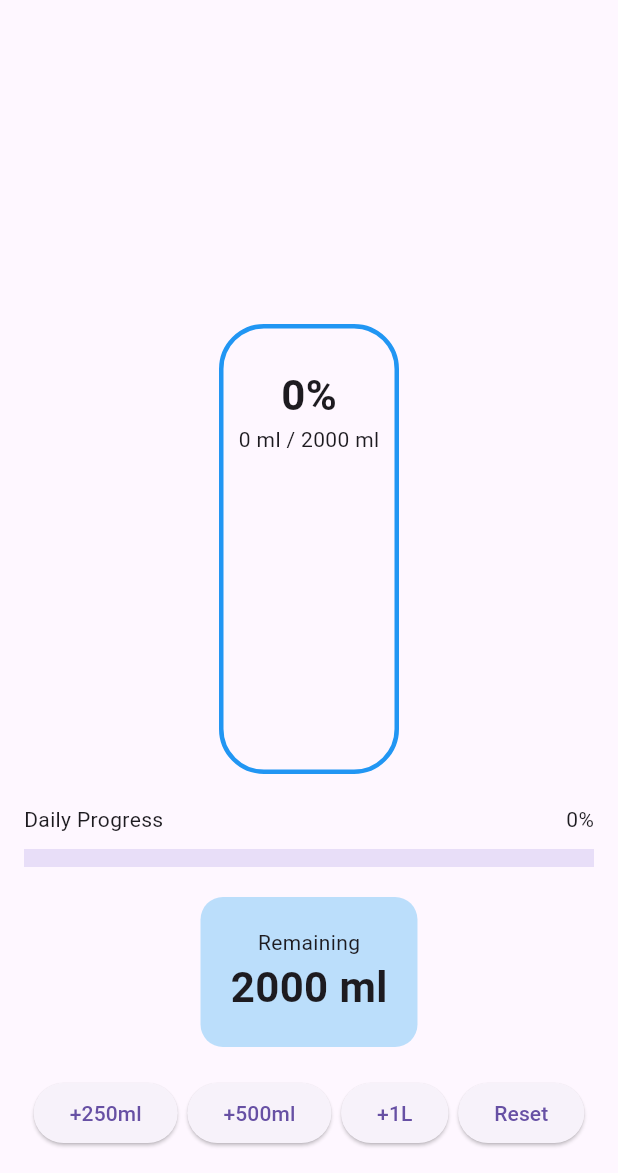
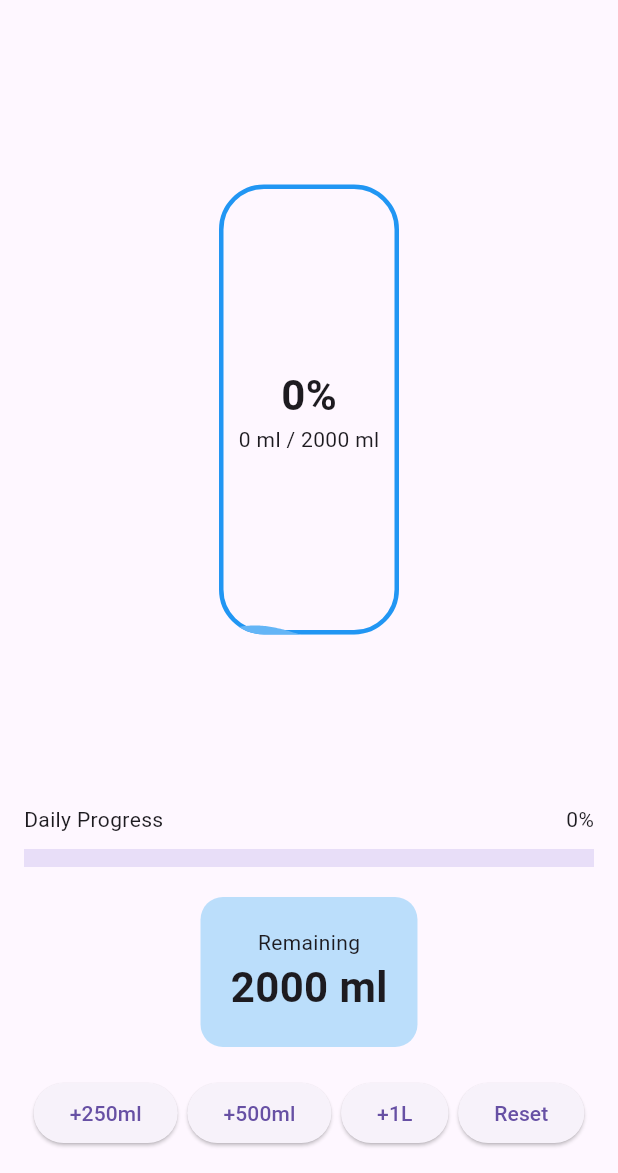
Before and after one commit to yxshxsmv/Daily-Hydration-tracker, a Flutter app: the screen it shows after launch, after a tap on "2000 ml", on a phone screen of 412 x 824 dp, the part 63-1236 px from its top. Run offline on Flutter 3.47's test engine with Material 3 defaults, Android fonts, the phone set to English and light mode, and no system bars; our stand-ins replace shared_preferences.

Commit message:
Added water animation for filling bottle

```diff
--- a/lib/screens/home_screen.dart
+++ b/lib/screens/home_screen.dart
@@ -1,5 +1,4 @@
 import 'package:shared_preferences/shared_preferences.dart';
-import 'package:liquid_progress_indicator/liquid_progress_indicator.dart';
 import 'package:flutter/material.dart';
 import '../widgets/bottle_widget.dart';
 
--- a/lib/widgets/bottle_widget.dart
+++ b/lib/widgets/bottle_widget.dart
@@ -1,6 +1,7 @@
 import 'package:flutter/material.dart';
+import 'dart:math';
 
-class BottleWidget extends StatelessWidget {
+class BottleWidget extends StatefulWidget {
   final double progress;
   final int consumed;
   final int goal;
@@ -13,10 +14,51 @@ class BottleWidget extends StatelessWidget {
   });
 
   @override
+  State<BottleWidget> createState() => _BottleWidgetState();
+}
+
+class _BottleWidgetState extends State<BottleWidget>
+    with SingleTickerProviderStateMixin {
+
+  late AnimationController waveController;
+
+  double animatedProgress = 0;
+
+  @override
+  void initState() {
+    super.initState();
+
+    waveController = AnimationController(
+      vsync: this,
+      duration: const Duration(seconds: 2),
+    )..repeat();
+
+    animatedProgress = widget.progress;
+  }
+
+  @override
+  void didUpdateWidget(covariant BottleWidget oldWidget) {
+    super.didUpdateWidget(oldWidget);
+
+    if (oldWidget.progress != widget.progress) {
+      setState(() {
+        animatedProgress = widget.progress;
+      });
+    }
+  }
+
+  @override
+  void dispose() {
+    waveController.dispose();
+    super.dispose();
+  }
+
+  @override
   Widget build(BuildContext context) {
+
     return Center(
       child: Stack(
-        alignment: Alignment.bottomCenter,
+        alignment: Alignment.center,
         children: [
 
           Container(
@@ -31,14 +73,32 @@ class BottleWidget extends StatelessWidget {
             ),
           ),
 
-          AnimatedContainer(
-            duration: const Duration(milliseconds: 500),
-            width: 120,
-            height: 300 * progress,
-            decoration: BoxDecoration(
-              color: Colors.blue.shade300,
-              borderRadius: const BorderRadius.vertical(
-                bottom: Radius.circular(30),
+          ClipRRect(
+            borderRadius: BorderRadius.circular(30),
+            child: SizedBox(
+              width: 120,
+              height: 300,
+              child: TweenAnimationBuilder<double>(
+                tween: Tween(end: animatedProgress),
+                duration: const Duration(milliseconds: 600),
+                curve: Curves.easeOut,
+                builder: (context, progressValue, child) {
+
+                  return AnimatedBuilder(
+                    animation: waveController,
+                    builder: (context, child) {
+
+                      return CustomPaint(
+                        painter: WavePainter(
+                          progress: progressValue,
+                          wavePhase: waveController.value,
+                        ),
+                      );
+
+                    },
+                  );
+
+                },
               ),
             ),
           ),
@@ -46,19 +106,65 @@ class BottleWidget extends StatelessWidget {
           Column(
             mainAxisAlignment: MainAxisAlignment.center,
             children: [
+
               Text(
-                "${(progress * 100).toInt()}%",
+                "${(widget.progress * 100).toInt()}%",
                 style: const TextStyle(
                   fontSize: 28,
                   fontWeight: FontWeight.bold,
                 ),
               ),
 
-              Text("$consumed ml / $goal ml"),
+              Text("${widget.consumed} ml / ${widget.goal} ml"),
+
             ],
           )
+
         ],
       ),
     );
   }
 }
+
+class WavePainter extends CustomPainter {
+
+  final double progress;
+  final double wavePhase;
+
+  WavePainter({
+    required this.progress,
+    required this.wavePhase,
+  });
+
+  @override
+  void paint(Canvas canvas, Size size) {
+
+    final paint = Paint()
+      ..color = Colors.blue.shade300
+      ..style = PaintingStyle.fill;
+
+    double waterHeight = size.height * (1 - progress);
+
+    final path = Path();
+
+    path.moveTo(0, size.height);
+
+    for (double i = 0; i <= size.width; i++) {
+
+      double y = waterHeight +
+          sin((i / size.width * 2 * pi) +
+              (wavePhase * 2 * pi)) *
+              6;
+
+      path.lineTo(i, y);
+    }
+
+    path.lineTo(size.width, size.height);
+    path.close();
+
+    canvas.drawPath(path, paint);
+  }
+
+  @override
+  bool shouldRepaint(WavePainter oldDelegate) => true;
+}
--- a/pubspec.yaml
+++ b/pubspec.yaml
@@ -31,7 +31,6 @@ dependencies:
   flutter:
     sdk: flutter
   shared_preferences: ^2.2.2
-  liquid_progress_indicator: ^0.4.0
 
   # The following adds the Cupertino Icons font to your application.
   # Use with the CupertinoIcons class for iOS style icons.
```
Also changed, not shown: pubspec.lock.
